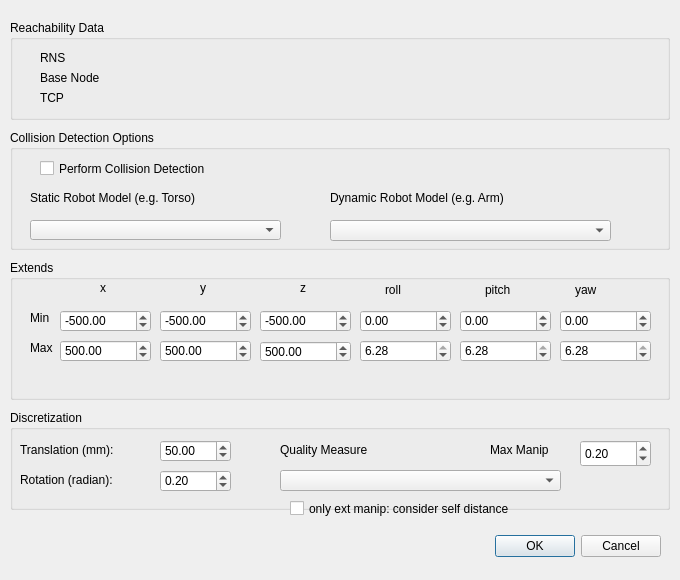
Above: VirtualRobot/examples/reachability/reachabilityCreate.ui from softbankrobotics-research/Simox before the change. Below: the same form after it.
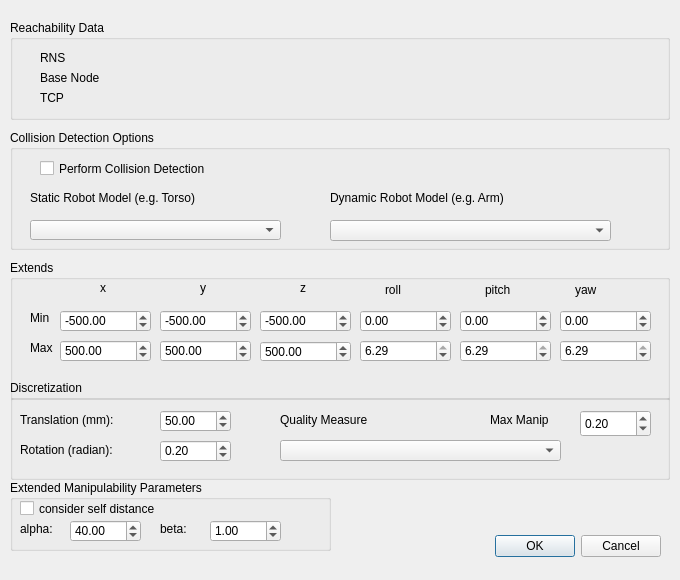
That is the form after the change.

What changed in the file:
```diff
--- a/VirtualRobot/examples/reachability/reachabilityCreate.ui
+++ b/VirtualRobot/examples/reachability/reachabilityCreate.ui
@@ -57,7 +57,7 @@
    <property name="geometry">
     <rect>
      <x>10</x>
-     <y>410</y>
+     <y>380</y>
      <width>660</width>
      <height>100</height>
     </rect>
@@ -447,13 +447,13 @@
      <double>-3.140000000000000</double>
     </property>
     <property name="maximum">
-     <double>6.280000000000000</double>
+     <double>6.290000000000000</double>
     </property>
     <property name="singleStep">
      <double>0.010000000000000</double>
     </property>
     <property name="value">
-     <double>6.280000000000000</double>
+     <double>6.290000000000000</double>
     </property>
    </widget>
    <widget class="QDoubleSpinBox" name="doubleSpinBoxMinRo">
@@ -504,13 +504,13 @@
      <double>-3.140000000000000</double>
     </property>
     <property name="maximum">
-     <double>6.280000000000000</double>
+     <double>6.290000000000000</double>
     </property>
     <property name="singleStep">
      <double>0.010000000000000</double>
     </property>
     <property name="value">
-     <double>6.280000000000000</double>
+     <double>6.290000000000000</double>
     </property>
    </widget>
    <widget class="QDoubleSpinBox" name="doubleSpinBoxMinPi">
@@ -561,13 +561,13 @@
      <double>-3.140000000000000</double>
     </property>
     <property name="maximum">
-     <double>6.280000000000000</double>
+     <double>6.290000000000000</double>
     </property>
     <property name="singleStep">
      <double>0.010000000000000</double>
     </property>
     <property name="value">
-     <double>6.280000000000000</double>
+     <double>6.290000000000000</double>
     </property>
    </widget>
    <widget class="QDoubleSpinBox" name="doubleSpinBoxMinYa">
@@ -741,18 +741,95 @@
     </property>
    </widget>
   </widget>
-  <widget class="QCheckBox" name="checkBoxSelfDistance">
+  <widget class="QGroupBox" name="groupBox_5">
    <property name="geometry">
     <rect>
-     <x>290</x>
-     <y>500</y>
-     <width>381</width>
-     <height>17</height>
+     <x>10</x>
+     <y>480</y>
+     <width>321</width>
+     <height>71</height>
     </rect>
    </property>
-   <property name="text">
-    <string>only ext manip: consider self distance</string>
+   <property name="title">
+    <string>Extended Manipulability Parameters</string>
    </property>
+   <widget class="QCheckBox" name="checkBoxSelfDistance">
+    <property name="geometry">
+     <rect>
+      <x>10</x>
+      <y>20</y>
+      <width>221</width>
+      <height>17</height>
+     </rect>
+    </property>
+    <property name="text">
+     <string>consider self distance</string>
+    </property>
+   </widget>
+   <widget class="QDoubleSpinBox" name="doubleSpinBoxSelfDistA">
+    <property name="geometry">
+     <rect>
+      <x>60</x>
+      <y>40</y>
+      <width>71</width>
+      <height>22</height>
+     </rect>
+    </property>
+    <property name="minimum">
+     <double>0.010000000000000</double>
+    </property>
+    <property name="maximum">
+     <double>1000.000000000000000</double>
+    </property>
+    <property name="value">
+     <double>40.000000000000000</double>
+    </property>
+   </widget>
+   <widget class="QLabel" name="label_15">
+    <property name="geometry">
+     <rect>
+      <x>10</x>
+      <y>40</y>
+      <width>71</width>
+      <height>17</height>
+     </rect>
+    </property>
+    <property name="text">
+     <string>alpha:</string>
+    </property>
+   </widget>
+   <widget class="QLabel" name="label_16">
+    <property name="geometry">
+     <rect>
+      <x>150</x>
+      <y>40</y>
+      <width>71</width>
+      <height>17</height>
+     </rect>
+    </property>
+    <property name="text">
+     <string>beta:</string>
+    </property>
+   </widget>
+   <widget class="QDoubleSpinBox" name="doubleSpinBoxSelfDistB">
+    <property name="geometry">
+     <rect>
+      <x>200</x>
+      <y>40</y>
+      <width>71</width>
+      <height>22</height>
+     </rect>
+    </property>
+    <property name="minimum">
+     <double>0.010000000000000</double>
+    </property>
+    <property name="maximum">
+     <double>1000.000000000000000</double>
+    </property>
+    <property name="value">
+     <double>1.000000000000000</double>
+    </property>
+   </widget>
   </widget>
  </widget>
  <resources/>
```
